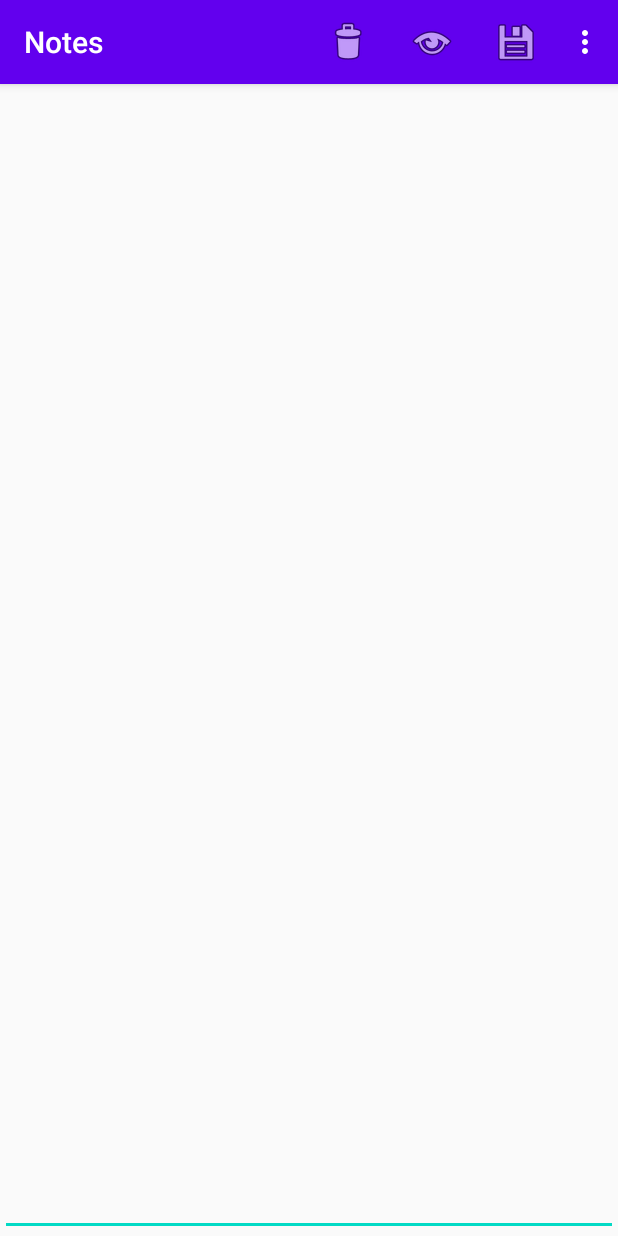
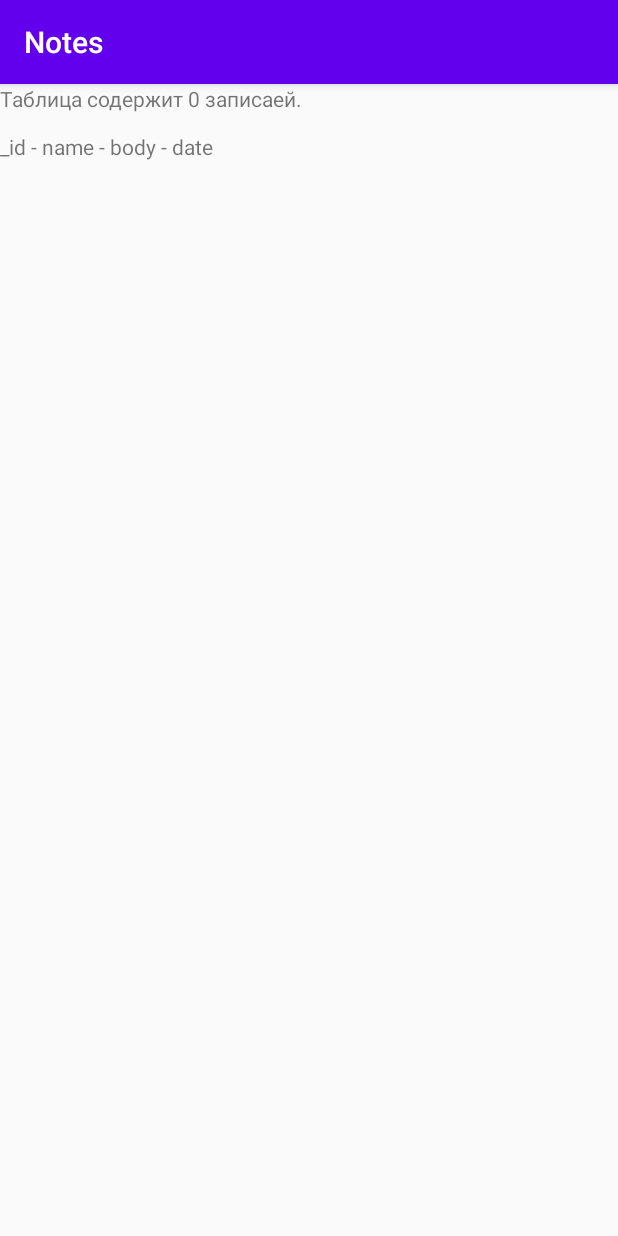
Before and after one commit to 62karolina/Notes, an Android app: the screen it shows after launch (MainActivity before the commit, ListActivity after it), after a tap on "Открыть", on a phone screen of 412 x 824 dp. Run offline under Robolectric (Android 15) with nearby library versions, the phone set to English and light mode, and no system bars.

Commit message:
rework db

```diff
--- a/app/src/main/AndroidManifest.xml
+++ b/app/src/main/AndroidManifest.xml
@@ -9,7 +9,7 @@
         android:roundIcon="@mipmap/ic_launcher_round"
         android:supportsRtl="true"
         android:theme="@style/AppTheme">
-        <activity android:name=".ListActivity"></activity>
+        <activity android:name=".ListActivity"/>
         <activity android:name=".SettingActivity" />
         <activity android:name=".MainActivity">
             <intent-filter>
--- a/app/src/main/java/com/example/notes/ListActivity.java
+++ b/app/src/main/java/com/example/notes/ListActivity.java
@@ -2,13 +2,90 @@ package com.example.notes;
 
 import androidx.appcompat.app.AppCompatActivity;
 
+import android.database.Cursor;
+import android.database.sqlite.SQLiteDatabase;
 import android.os.Bundle;
+import android.widget.ListView;
+import android.widget.SimpleCursorAdapter;
+import android.widget.TextView;
 
 public class ListActivity extends AppCompatActivity {
+
+    ListView noteList;
+    Cursor userCursor;
+    SimpleCursorAdapter userAdapter;
+    private DatabaseHelper mDbHelper;
+
 
     @Override
     protected void onCreate(Bundle savedInstanceState) {
         super.onCreate(savedInstanceState);
-        setContentView(R.layout.activity_list);
+        setContentView(R.layout.activity_list1);
+
+        mDbHelper = new DatabaseHelper(this);
+
+
+    }
+
+    @Override
+    protected void onStart() {
+        super.onStart();
+        displayDatabaseInfo();
+    }
+
+    private void displayDatabaseInfo() {
+        // Создадим и откроем для чтения базу данных
+        SQLiteDatabase db = mDbHelper.getReadableDatabase();
+
+        // Зададим условие для выборки - список столбцов
+        String[] projection = {
+                MainActivity.NewNote._ID,
+                MainActivity.NewNote.COLUMN_NAME,
+                MainActivity.NewNote.COLUMN_body,
+                MainActivity.NewNote.COLUMN_DATE
+        };
+
+        // Делаем запрос
+        Cursor cursor = db.query(
+                MainActivity.NewNote.TABLE_NAME,   // таблица
+                projection,            // столбцы
+                null,                  // столбцы для условия WHERE
+                null,                  // значения для условия WHERE
+                null,                  // Don't group the rows
+                null,                  // Don't filter by row groups
+                null);                   // порядок сортировки
+
+        TextView displayTextView = (TextView) findViewById(R.id.list);
+
+        try {
+            displayTextView.setText("Таблица содержит " + cursor.getCount() + " записаей.\n\n");
+            displayTextView.append(MainActivity.NewNote._ID + " - " +
+                    MainActivity.NewNote.COLUMN_NAME + " - " +
+                    MainActivity.NewNote.COLUMN_body + " - " +
+                    MainActivity.NewNote.COLUMN_DATE + "\n");
+
+            // Узнаем индекс каждого столбца
+            int idColumnIndex = cursor.getColumnIndex(MainActivity.NewNote._ID);
+            int nameColumnIndex = cursor.getColumnIndex(MainActivity.NewNote.COLUMN_NAME);
+            int bodyColumnIndex = cursor.getColumnIndex(MainActivity.NewNote.COLUMN_body);
+            int dateColumnIndex = cursor.getColumnIndex(MainActivity.NewNote.COLUMN_DATE);
+
+            // Проходим через все ряды
+            while (cursor.moveToNext()) {
+                // Используем индекс для получения строки или числа
+                int currentID = cursor.getInt(idColumnIndex);
+                String currentName = cursor.getString(nameColumnIndex);
+                String currentBody = cursor.getString(bodyColumnIndex);
+                int currentDate = cursor.getInt(dateColumnIndex);
+                // Выводим значения каждого столбца
+                displayTextView.append(("\n" + currentID + " - " +
+                        currentName + " - " +
+                        currentBody + " - " +
+                        currentDate));
+            }
+        } finally {
+            // Всегда закрываем курсор после чтения
+            cursor.close();
+        }
     }
 }
--- a/app/src/main/java/com/example/notes/MainActivity.java
+++ b/app/src/main/java/com/example/notes/MainActivity.java
@@ -18,6 +18,7 @@ import android.graphics.Color;
 import android.graphics.Typeface;
 import android.os.Bundle;
 import android.os.Environment;
+import android.provider.BaseColumns;
 import android.util.Log;
 import android.view.Menu;
 import android.view.MenuItem;
@@ -31,6 +32,7 @@ import java.io.FileReader;
 import java.io.FileWriter;
 import java.io.IOException;
 import java.text.SimpleDateFormat;
+import java.util.Calendar;
 import java.util.Date;
 
 public class MainActivity extends AppCompatActivity {
@@ -38,8 +40,17 @@ public class MainActivity extends AppCompatActivity {
     public EditText editText;
     public String filename = null;
     private String path = Environment.getExternalStorageDirectory().toString() + "/files/";
+    private DatabaseHelper mDbHelper;
     private Cursor c = null;
 
+    public static final class NewNote implements BaseColumns {
+        public final static String TABLE_NAME = "note";
+
+        public final static String _ID = BaseColumns._ID;
+        public final static String COLUMN_NAME = "name";
+        public final static String COLUMN_body = "body";
+        public final static String COLUMN_DATE = "date";
+    }
 
     @Override
     protected void onCreate(Bundle savedInstanceState) {
@@ -66,8 +77,8 @@ public class MainActivity extends AppCompatActivity {
                 return true;
             case R.id.action_open:
 
-                AlertDialog.Builder builder = new AlertDialog.Builder(this);
-
+                Intent intent = new Intent(MainActivity.this, ListActivity.class);
+                startActivity(intent);
                 return true;
             case R.id.action_save:
 //                AlertDialog.Builder  alert = new AlertDialog.Builder(this);
@@ -91,14 +102,13 @@ public class MainActivity extends AppCompatActivity {
 //                });
 //                alert.show();
 
-                String date = new SimpleDateFormat("yyyy-MM-dd").format(new Date());
+                String todayAsString = new SimpleDateFormat("yyyyMMdd").format(new Date());
                 SQLiteDatabase db = getBaseContext().openOrCreateDatabase("notes.db", MODE_PRIVATE, null);
-                db.execSQL("CREATE TABLE IF NOT EXISTS note (body TEXT, date TEXT)");
+                db.execSQL("CREATE TABLE IF NOT EXISTS note (_id integer primary key autoincrement, body TEXT, date TEXT)");
               //  Cursor query = db.rawQuery("SELECT * FROM note;", null);
                 EditText body = (EditText)findViewById(R.id.editText);
                 String text = body.getText().toString();
-                db.execSQL("INSERT INTO note VALUES ('" + text + "'," + date + ");");
-                Log.d("","");
+                db.execSQL("INSERT INTO note VALUES ('" + text + "'," + todayAsString + ");");
                 return true;
             case R.id.action_settings:
                 Intent i = new Intent(MainActivity.this, SettingActivity.class);
--- a/app/src/main/java/com/example/notes/SettingActivity.java
+++ b/app/src/main/java/com/example/notes/SettingActivity.java
@@ -5,6 +5,9 @@ import androidx.appcompat.app.AppCompatActivity;
 import android.app.Activity;
 import android.os.Bundle;
 import android.preference.PreferenceActivity;
+import android.preference.PreferenceCategory;
+import android.preference.PreferenceManager;
+import android.preference.PreferenceScreen;
 
 public class SettingActivity extends PreferenceActivity {
 
--- a/app/src/main/res/layout/activity_list.xml
+++ /dev/null
@@ -1,6 +0,0 @@
-<?xml version="1.0" encoding="utf-8"?>
-<androidx.constraintlayout.widget.ConstraintLayout
-    xmlns:android="http://schemas.android.com/apk/res/android" android:layout_width="match_parent"
-    android:layout_height="match_parent">
-
-</androidx.constraintlayout.widget.ConstraintLayout>
--- /dev/null
+++ b/app/src/main/res/layout/activity_list1.xml
@@ -0,0 +1,11 @@
+<?xml version="1.0" encoding="utf-8"?>
+<LinearLayout xmlns:android="http://schemas.android.com/apk/res/android"
+    android:orientation="vertical"
+    android:layout_width="match_parent"
+    android:layout_height="match_parent">
+
+    <TextView
+        android:id="@+id/list"
+        android:layout_width="match_parent"
+        android:layout_height="match_parent" />
+</LinearLayout>
```
Also changed, not shown: app/src/main/java/com/example/notes/DatabaseHelper.java (+34 -72 lines), app/src/main/res/layout/activity_main.xml (+9 -2 lines).
